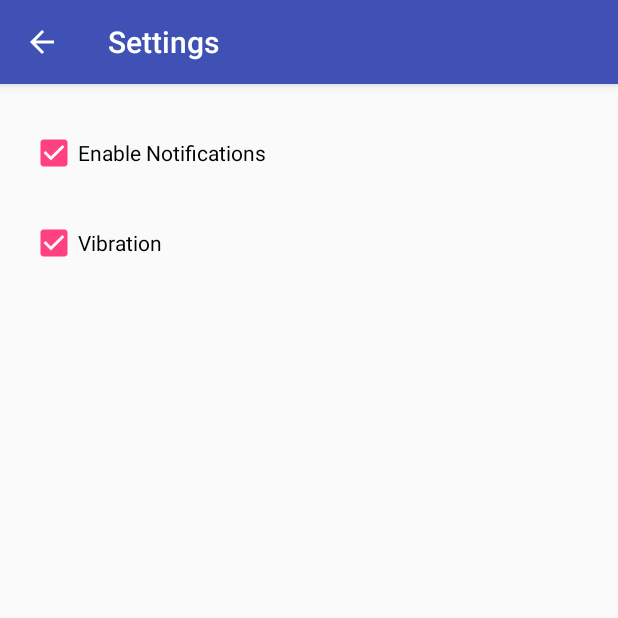
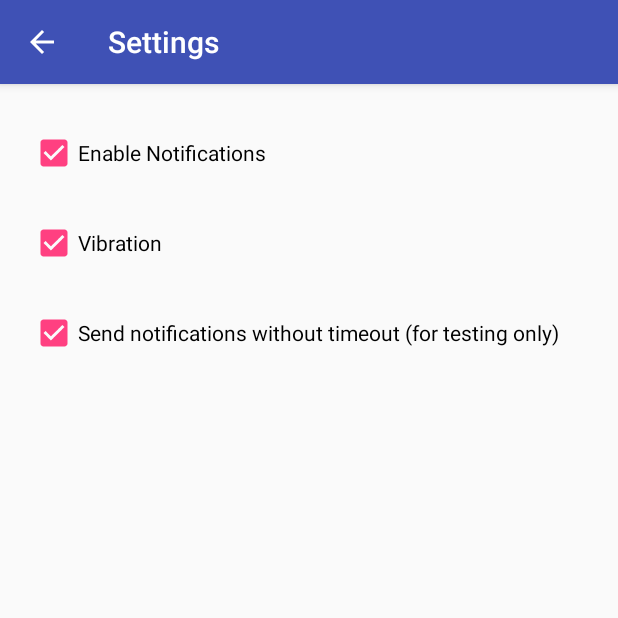
Before and after one commit to trncaqch/mobhci, an Android app: the screen it shows after launch (SettingsActivity), in the options menu, after a tap on "Settings", on a phone screen of 412 x 824 dp, the top half of it. Run offline under Robolectric (Android 15) with nearby library versions, the phone set to English and light mode, and no system bars; libraries missing offline, so code that uses them is left out: org.altbeacon.beacon; 13 statements that could not run were skipped.

Commit message:
Notification repeat timeout. Fixed a few issues.

```diff
--- a/FriendFinder/app/src/main/java/uk/ac/gla/dcs/friendfinder/FriendFinderApplication.java
+++ b/FriendFinder/app/src/main/java/uk/ac/gla/dcs/friendfinder/FriendFinderApplication.java
@@ -28,6 +28,7 @@ import org.altbeacon.beacon.startup.RegionBootstrap;
 
 import java.util.ArrayList;
 import java.util.Collection;
+import java.util.Date;
 import java.util.List;
 import java.util.concurrent.ConcurrentHashMap;
 
@@ -38,6 +39,7 @@ public class FriendFinderApplication extends Application implements BootstrapNot
     private MainActivity monitoringActivity = null;
     private SQLiteDatabase database;
 
+    public final long NOTIFICATION_TIMEOUT_INTERVAL = 30 * 60 * 1000;
     public final long GENERIC_STRENGTH = 25000;
     public ConcurrentHashMap<String,BeaconTriplet> unknownBeacons;
 
@@ -54,6 +56,7 @@ public class FriendFinderApplication extends Application implements BootstrapNot
 
         backgroundPowerSaver = new BackgroundPowerSaver(this);
         beaconManager.setBackgroundBetweenScanPeriod(10000);
+
         beaconManager.setBackgroundMode(true);
     }
 
@@ -103,7 +106,7 @@ public class FriendFinderApplication extends Application implements BootstrapNot
     public void didDetermineStateForRegion(int state, Region region) {
     }
 
-    private void sendNotification(Region arg0) {
+    public void sendNotification(Region arg0) {
         Log.d(TAG, "sendNotification: sendNotification for " + arg0.getUniqueId());
 
         SharedPreferences preferences = getApplicationContext().getSharedPreferences("MyPreferences", getApplicationContext().MODE_PRIVATE);
@@ -113,9 +116,11 @@ public class FriendFinderApplication extends Application implements BootstrapNot
 
             Friend friend = DatabaseHelper.getInstance(getApplicationContext()).getFriendById(Long.parseLong(arg0.getUniqueId()));
             if(friend != null) {
+                if(friend.getLastNotification().before(new Date(System.currentTimeMillis() - NOTIFICATION_TIMEOUT_INTERVAL)) || preferences.getBoolean("notificationNoTimeout", false)) {
+                    DatabaseHelper.getInstance(getApplicationContext()).updateLastNotificationForFriend(friend.getId());
                     NotificationCompat.Builder builder =
                             new NotificationCompat.Builder(this)
-                                .setContentTitle(friend.getName() + getString(R.string.is_nearby))
+                                    .setContentTitle(friend.getName() + " " + getString(R.string.is_nearby))
                                     .setContentText(getString(R.string.open_for_more))
                                     .setSmallIcon(R.drawable.notification);
 
@@ -140,6 +145,9 @@ public class FriendFinderApplication extends Application implements BootstrapNot
                             (NotificationManager) this.getSystemService(Context.NOTIFICATION_SERVICE);
                     notificationManager.notify(1, builder.build());
                 } else {
+                    Log.d(TAG, "sendNotification: Skipping on notification, just sent one");
+                }
+            } else {
                 Log.e(TAG, "sendNotification: Unable to find friend for notification ID");
             }
 
--- a/FriendFinder/app/src/main/java/uk/ac/gla/dcs/friendfinder/MainActivity.java
+++ b/FriendFinder/app/src/main/java/uk/ac/gla/dcs/friendfinder/MainActivity.java
@@ -48,7 +48,6 @@ public class MainActivity extends AppCompatActivity implements BeaconConsumer {
     protected static final String TAG = "MainActivity";
     private static final int PERMISSION_REQUEST_COARSE_LOCATION = 1;
     private FriendListAdapter adapter;
-    private Activity monitoringActivity;
 
     static final long SHORT_TIMEOUT_INTERVAL = 30 * 1000;
     static final long LONG_TIMEOUT_INTERVAL = 5 * 60 * 1000;
@@ -57,6 +56,8 @@ public class MainActivity extends AppCompatActivity implements BeaconConsumer {
 
     private final int FULL_REFRESH_INTERVAL = 5000;
     private Handler mHandler;
+
+    boolean isPaused;
 
     private BeaconManager beaconManager = BeaconManager.getInstanceForApplication(this);
 
@@ -91,7 +92,6 @@ public class MainActivity extends AppCompatActivity implements BeaconConsumer {
             }
         });
 
-        this.monitoringActivity = null;
 
         verifyBluetooth();
         logToDisplay("Application just launched");
@@ -163,7 +163,6 @@ public class MainActivity extends AppCompatActivity implements BeaconConsumer {
     @Override
     public void onResume() {
         super.onResume();
-
         refreshScanResults(true);
         ((FriendFinderApplication) this.getApplicationContext()).setMonitoringActivity(this);
 
@@ -172,6 +171,7 @@ public class MainActivity extends AppCompatActivity implements BeaconConsumer {
         beaconManager.bind(this);
         logToDisplay("Setting backgroundMode to false");
         beaconManager.setBackgroundMode(false);
+        isPaused = false;
     }
 
     @Override
@@ -182,6 +182,7 @@ public class MainActivity extends AppCompatActivity implements BeaconConsumer {
         beaconManager.unbind(this);
         logToDisplay("Setting backgroundMode to true");
         beaconManager.setBackgroundMode(true);
+        isPaused = true;
     }
 
     private void setAdapter() {
@@ -310,21 +311,22 @@ public class MainActivity extends AppCompatActivity implements BeaconConsumer {
             public void didRangeBeaconsInRegion(Collection<Beacon> beacons, Region region) {
 
                 logToDisplay("didRangeBeaconsInRegion -- DATABASE: " + DatabaseHelper.getInstance(getBaseContext()).getAllFriends().toString());
-
                 boolean addedSomething = false;
                 if (beacons.size() > 0) {
                     for(Beacon beacon : beacons) {
                         int updated = DatabaseHelper.getInstance(getBaseContext()).updateTimestampAndStrengthForBeacon(beacon, (int)(beacon.getDistance() * 10000));
                         logToDisplay("Set distance to " + (int)(beacon.getDistance() * 10000));
                         if(updated > 0) {
-                            final Beacon beaconToPass = beacon;
                             MainActivity.this.runOnUiThread(new Runnable() {
                                 public void run() {
                                     refreshScanResults(false);
                                 }
                             });
+                            if(isPaused) {
+                                Friend friendToBuzz = DatabaseHelper.getInstance(getBaseContext()).getFriendByBeacon(beacon.getId1().toString(),beacon.getId2().toString(),beacon.getId3().toString());
+                                ((FriendFinderApplication) getApplicationContext()).sendNotification(new Region(Long.toString(friendToBuzz.getId()),beacon.getId1(),beacon.getId2(),beacon.getId3()));
+                            }
                         } else {
-                            // DatabaseHelper.getInstance(getBaseContext()).addNewFriend("Test Friend","07514700183",beacon);
                             BeaconTriplet triplet = new BeaconTriplet();
                             triplet.beaconId1 = beacon.getId1().toString();
                             triplet.beaconId2 = beacon.getId2().toString();
@@ -338,10 +340,9 @@ public class MainActivity extends AppCompatActivity implements BeaconConsumer {
 
         });
 
+        logToDisplay("Starting startRangingBeaconsInRegion");
         try {
-            logToDisplay("Starting again");
             beaconManager.startRangingBeaconsInRegion(new Region("everywhere", null, null, null));
-
         } catch (RemoteException e) {
             logToDisplay("Exception!");
         }
@@ -368,8 +369,4 @@ public class MainActivity extends AppCompatActivity implements BeaconConsumer {
 
         return super.onOptionsItemSelected(item);
     }
-
-    public void setMonitoringActivity(Activity activity) {
-        this.monitoringActivity = activity;
-    }
 }
--- a/FriendFinder/app/src/main/java/uk/ac/gla/dcs/friendfinder/SettingsActivity.java
+++ b/FriendFinder/app/src/main/java/uk/ac/gla/dcs/friendfinder/SettingsActivity.java
@@ -66,6 +66,18 @@ public class SettingsActivity extends AppCompatActivity {
                 editor.apply();
             }
         });
+        CheckBox notificationNoTimeout = (CheckBox) this.findViewById(R.id.notificationNoTimeout);
+        notificationNoTimeout.setChecked(preferences.getBoolean("notificationNoTimeout", true));
+
+        notificationNoTimeout.setOnCheckedChangeListener(new CompoundButton.OnCheckedChangeListener() {
+            @Override
+            public void onCheckedChanged(CompoundButton buttonView,boolean isChecked) {
+                editor.putBoolean("notificationNoTimeout", isChecked);
+                editor.apply();
+            }
+        });
+
+
     }
 
     @Override
--- a/FriendFinder/app/src/main/res/layout/activity_settings.xml
+++ b/FriendFinder/app/src/main/res/layout/activity_settings.xml
@@ -40,6 +40,13 @@
             android:layout_marginLeft="20dp"
             android:layout_marginTop="90dp"
             android:text="@string/vibration" />
+        <CheckBox
+            android:id="@+id/notificationNoTimeout"
+            android:layout_width="wrap_content"
+            android:layout_height="wrap_content"
+            android:layout_marginLeft="20dp"
+            android:layout_marginTop="150dp"
+            android:text="@string/notification_no_timeout" />
 
 
     </FrameLayout>
--- a/FriendFinder/app/src/main/res/values/strings.xml
+++ b/FriendFinder/app/src/main/res/values/strings.xml
@@ -2,9 +2,9 @@
     <string name="app_name">BeamPal</string>
     <string name="settings">Settings</string>
     <string name="action_settings">Settings</string>
-    <string name="is_nearby"> is nearby</string>
-    <string name="is_not_nearby"> is not nearby</string>
-    <string name="just_seen"> was just seen</string>
+    <string name="is_nearby">is nearby</string>
+    <string name="is_not_nearby">is not nearby</string>
+    <string name="just_seen">was just seen</string>
     <string name="enable_notifications">Enable Notifications</string>
     <string name="delete_contact">Remove Contact</string>
     <string name="share_contact">Share Contact</string>
@@ -36,4 +36,5 @@
     <string name="no_beacon_selected">No beacon selected</string>
     <string name="add_button">Add</string>
     <string name="no_friends">You haven\'t added any friends.\n\nTap + to add someone</string>
+    <string name="notification_no_timeout">Send notifications without timeout (for testing only)</string>
 </resources>
```
Also changed, not shown: FriendFinder/app/src/main/java/uk/ac/gla/dcs/friendfinder/DatabaseHelper.java (+17 -9 lines), FriendFinder/app/src/main/java/uk/ac/gla/dcs/friendfinder/Friend.java (+10 -3 lines). Lines whose indentation alone changed are shown as unchanged.
